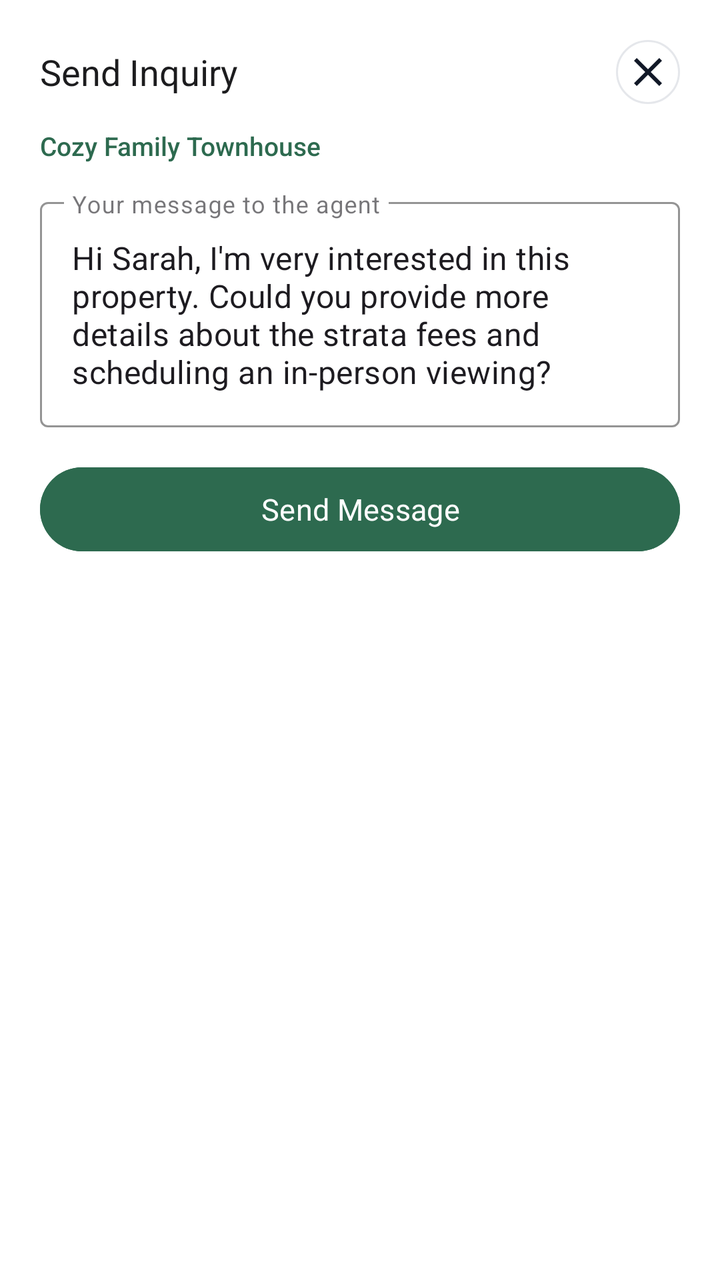
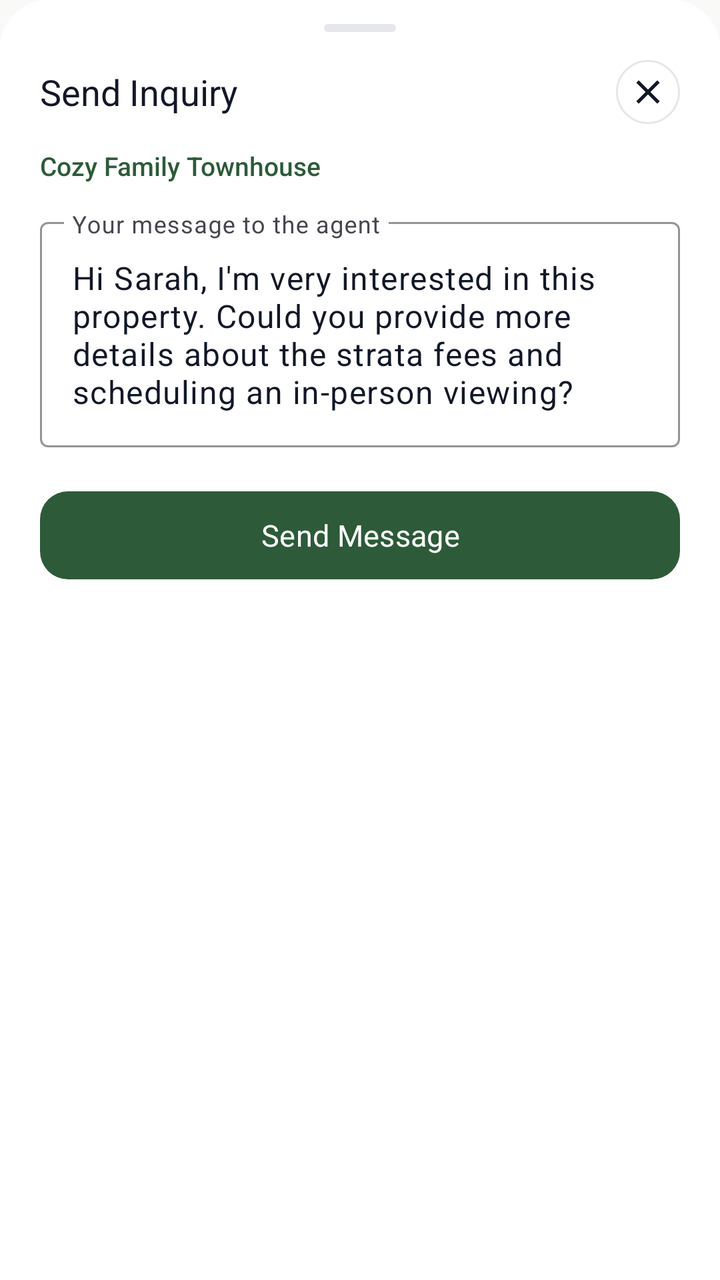

The first picture is an Android layout as it rendered before a commit; the second is the same layout after the commit. The layout source and the unified diff follow.
<!-- AndroidManifest.xml: application theme Theme.EStateFlow -->
<!-- res/layout/dialog_inquiry.xml -->
<?xml version="1.0" encoding="utf-8"?>
<LinearLayout
    xmlns:android="http://schemas.android.com/apk/res/android"
    xmlns:app="http://schemas.android.com/apk/res-auto"
    android:layout_width="match_parent"
    android:layout_height="wrap_content"
    android:orientation="vertical"
    android:background="#FFFFFF"
    android:padding="20dp">

    
    <LinearLayout
        android:layout_width="match_parent"
        android:layout_height="wrap_content"
        android:orientation="horizontal"
        android:gravity="center_vertical"
        android:layout_marginBottom="12dp">

        <TextView
            android:layout_width="0dp"
            android:layout_height="wrap_content"
            android:layout_weight="1"
            android:text="Send Inquiry"
            android:textSize="18sp"
            android:fontFamily="sans-serif-bold"
            android:textColor="#1C1C1E" />

        <ImageView
            android:id="@+id/btnCloseInquiry"
            android:layout_width="32dp"
            android:layout_height="32dp"
            android:src="@drawable/ic_close"
            android:padding="4dp"
            android:background="@drawable/bg_icon_button" />
    </LinearLayout>

    
    <TextView
        android:id="@+id/txtInquiryPropertyTitle"
        android:layout_width="wrap_content"
        android:layout_height="wrap_content"
        android:textSize="13sp"
        android:textColor="#2D6A4F"
        android:fontFamily="sans-serif-medium"
        android:layout_marginBottom="14dp"
        android:text="Cozy Family Townhouse" />

    
    <com.google.android.material.textfield.TextInputLayout
        android:layout_width="match_parent"
        android:layout_height="wrap_content"
        android:hint="Your message to the agent"
        style="@style/Widget.MaterialComponents.TextInputLayout.OutlinedBox"
        android:layout_marginBottom="16dp"
        app:boxStrokeColor="#C8C4B8">

        <com.google.android.material.textfield.TextInputEditText
            android:id="@+id/edtInquiryMessage"
            android:layout_width="match_parent"
            android:layout_height="wrap_content"
            android:inputType="textMultiLine"
            android:minLines="4"
            android:maxLines="6"
            android:gravity="top"
            android:text="Hi Sarah, I'm very interested in this property. Could you provide more details about the strata fees and scheduling an in-person viewing?" />
    </com.google.android.material.textfield.TextInputLayout>

    
    <com.google.android.material.button.MaterialButton
        android:id="@+id/btnSendInquiry"
        android:layout_width="match_parent"
        android:layout_height="50dp"
        android:backgroundTint="#2D6A4F"
        android:text="Send Message"
        android:textColor="#FFFFFF"
        android:textSize="15sp"
        android:fontFamily="sans-serif-bold" />

</LinearLayout>
<!-- resources referenced by this layout -->
<resources>
  <!-- drawable bg_icon_button (drawable) -->
  <shape xmlns:android="http://schemas.android.com/apk/res/android"
      android:shape="oval">
    <solid android:color="@color/surface_card" />
    <stroke
        android:width="1dp"
        android:color="@color/border_subtle" />
  </shape>
  <!-- drawable ic_close (drawable) -->
  <vector xmlns:android="http://schemas.android.com/apk/res/android"
      android:width="24dp"
      android:height="24dp"
      android:viewportWidth="24"
      android:viewportHeight="24">
    <path
        android:fillColor="@color/text_primary"
        android:pathData="M19,6.41L17.59,5 12,10.59 6.41,5 5,6.41 10.59,12 5,17.59 6.41,19 12,13.41 17.59,19 19,17.59 13.41,12z"/>
  </vector>
  <style name="Theme.EStateFlow" parent="Base.Theme.EStateFlow" />
  <color name="surface_card">#FFFFFF</color>
  <color name="border_subtle">#E5E7EB</color>
  <color name="text_primary">#111827</color>
  <style name="Base.Theme.EStateFlow" parent="Theme.Material3.DayNight.NoActionBar">
          <item name="colorPrimary">@color/primary_green</item>
          <item name="colorOnPrimary">@color/white</item>
          <item name="colorPrimaryContainer">@color/primary_green_container</item>
          <item name="colorSecondary">@color/primary_green_light</item>
          <item name="android:windowBackground">@color/bg_page</item>
          <item name="android:statusBarColor">@color/bg_page</item>
          <item name="android:windowLightStatusBar">true</item>
      </style>
  <color name="primary_green">#2D5A38</color>
  <color name="white">#FFFFFFFF</color>
  <color name="primary_green_container">#EDF4ED</color>
  <color name="primary_green_light">#437A52</color>
  <color name="bg_page">#F9FAF8</color>
</resources>

<!-- the commit's change to res/layout/dialog_inquiry.xml (unified diff, before → after) -->
@@ -5,8 +5,19 @@
     android:layout_width="match_parent"
     android:layout_height="wrap_content"
     android:orientation="vertical"
-    android:background="#FFFFFF"
-    android:padding="20dp">
+    android:background="@drawable/bg_bottom_sheet_dialog"
+    android:paddingStart="20dp"
+    android:paddingTop="12dp"
+    android:paddingEnd="20dp"
+    android:paddingBottom="24dp">
+
+    
+    <View
+        android:layout_width="36dp"
+        android:layout_height="4dp"
+        android:layout_gravity="center_horizontal"
+        android:layout_marginBottom="14dp"
+        android:background="@drawable/bg_drag_handle" />
 
     
     <LinearLayout
@@ -23,15 +34,16 @@
             android:text="Send Inquiry"
             android:textSize="18sp"
             android:fontFamily="sans-serif-bold"
-            android:textColor="#1C1C1E" />
+            android:textColor="@color/text_primary" />
 
         <ImageView
             android:id="@+id/btnCloseInquiry"
             android:layout_width="32dp"
             android:layout_height="32dp"
             android:src="@drawable/ic_close"
-            android:padding="4dp"
-            android:background="@drawable/bg_icon_button" />
+            android:padding="6dp"
+            android:background="@drawable/bg_icon_button"
+            android:contentDescription="Close" />
     </LinearLayout>
 
     
@@ -40,24 +52,25 @@
         android:layout_width="wrap_content"
         android:layout_height="wrap_content"
         android:textSize="13sp"
-        android:textColor="#2D6A4F"
+        android:textColor="@color/primary_green"
         android:fontFamily="sans-serif-medium"
         android:layout_marginBottom="14dp"
         android:text="Cozy Family Townhouse" />
 
     
     <com.google.android.material.textfield.TextInputLayout
+        style="@style/Widget.Material3.TextInputLayout.OutlinedBox"
         android:layout_width="match_parent"
         android:layout_height="wrap_content"
         android:hint="Your message to the agent"
-        style="@style/Widget.MaterialComponents.TextInputLayout.OutlinedBox"
-        android:layout_marginBottom="16dp"
-        app:boxStrokeColor="#C8C4B8">
+        android:layout_marginBottom="18dp"
+        app:boxStrokeColor="@color/primary_green">
 
         <com.google.android.material.textfield.TextInputEditText
             android:id="@+id/edtInquiryMessage"
             android:layout_width="match_parent"
             android:layout_height="wrap_content"
+            android:textColor="@color/text_primary"
             android:inputType="textMultiLine"
             android:minLines="4"
             android:maxLines="6"
@@ -68,11 +81,13 @@
     
     <com.google.android.material.button.MaterialButton
         android:id="@+id/btnSendInquiry"
+        style="@style/Widget.Material3.Button"
         android:layout_width="match_parent"
-        android:layout_height="50dp"
-        android:backgroundTint="#2D6A4F"
+        android:layout_height="52dp"
+        app:backgroundTint="@color/primary_green"
+        app:cornerRadius="14dp"
         android:text="Send Message"
-        android:textColor="#FFFFFF"
+        android:textColor="@color/white"
         android:textSize="15sp"
         android:fontFamily="sans-serif-bold" />
 
<!-- resource entries referenced after the edit -->
@@ -33,6 +33,27 @@
       </style>
   <color name="primary_green">#2D5A38</color>
   <color name="white">#FFFFFFFF</color>
+  <!-- drawable bg_bottom_sheet_dialog (drawable) -->
+  <?xml version="1.0" encoding="utf-8"?>
+  <shape xmlns:android="http://schemas.android.com/apk/res/android"
+      android:shape="rectangle">
+      <solid android:color="@color/surface_card" />
+      <corners
+          android:topLeftRadius="24dp"
+          android:topRightRadius="24dp"
+          android:bottomLeftRadius="0dp"
+          android:bottomRightRadius="0dp" />
+  </shape>
+  <!-- drawable bg_drag_handle (drawable) -->
+  <?xml version="1.0" encoding="utf-8"?>
+  <shape xmlns:android="http://schemas.android.com/apk/res/android"
+      android:shape="rectangle">
+      <solid android:color="@color/border_subtle" />
+      <corners android:radius="3dp" />
+      <size
+          android:width="36dp"
+          android:height="4dp" />
+  </shape>
   <color name="primary_green_container">#EDF4ED</color>
   <color name="primary_green_light">#437A52</color>
   <color name="bg_page">#F9FAF8</color>
